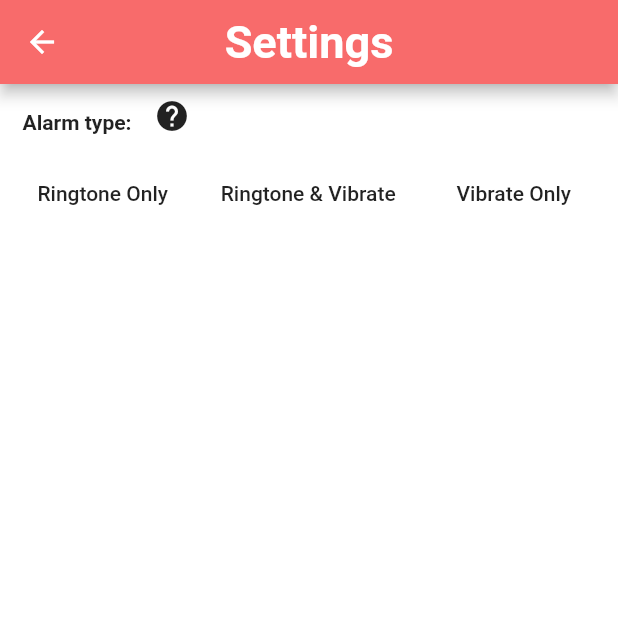
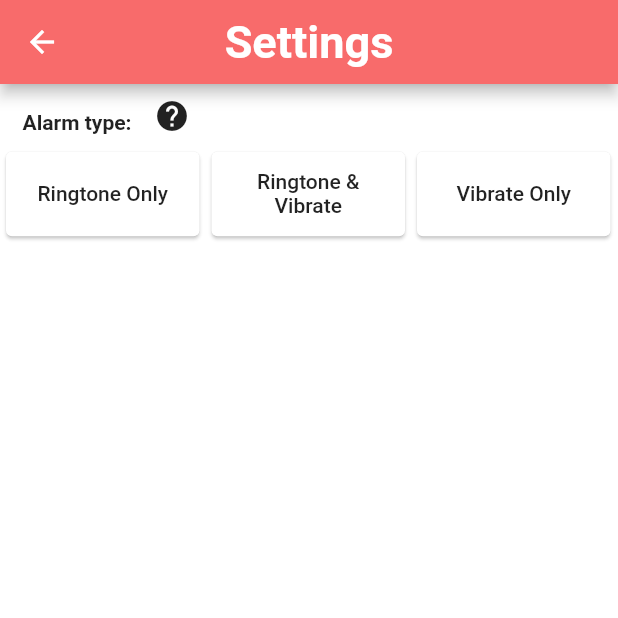
Before and after one commit to Kwang-Kian-Hui/location-alarm_v2, a Flutter app: the AlarmSettingsScreen screen opened by its route, on a phone screen of 412 x 824 dp, the top half of it. Run offline on Flutter 3.47's test engine with Material 2 defaults, Android fonts, the phone set to English and light mode, and no system bars; our stand-ins replace dartz, flutter_riverpod, flutter_screenutil, freezed_annotation, geocoding, geolocator and 5 more; missing offline and left inert: background_location, country_codes, flutter_ringtone_player, flutter_vibrate, geocoder; accounts and stored records are empty.

Commit message:
implement ui changes for settings page

```diff
--- a/lib/presentation/settings_screen.dart
+++ b/lib/presentation/settings_screen.dart
@@ -58,10 +58,15 @@ class _AlarmSettingsScreenState extends ConsumerState<AlarmSettingsScreen> {
                   children: [
                     Flexible(
                       fit: FlexFit.tight,
+                      child: Card(
+                        elevation: 1,
+                        child: Container(
+                          height: 50.h,
                           child: TextButton(
                             child: Text(
                               'Ringtone Only',
                               style: ThemeData().textTheme.bodyText2,
+                              textAlign: TextAlign.center,
                             ),
                             onPressed: () async {
                               final pref = await SharedPreferences.getInstance();
@@ -70,12 +75,19 @@ class _AlarmSettingsScreenState extends ConsumerState<AlarmSettingsScreen> {
                             },
                           ),
                         ),
+                      ),
+                    ),
                     Flexible(
                       fit: FlexFit.tight,
+                      child: Card(
+                        elevation: 1,
+                        child: Container(
+                          height: 50.h,
                           child: TextButton(
                             child: Text(
                               'Ringtone & Vibrate',
                               style: ThemeData().textTheme.bodyText2,
+                              textAlign: TextAlign.center,
                             ),
                             onPressed: () async {
                               final pref = await SharedPreferences.getInstance();
@@ -84,18 +96,27 @@ class _AlarmSettingsScreenState extends ConsumerState<AlarmSettingsScreen> {
                             },
                           ),
                         ),
+                      ),
+                    ),
                     Flexible(
                       fit: FlexFit.tight,
+                      child: Card(
+                        elevation: 1,
+                        child: Container(
+                          height: 50.h,
                           child: TextButton(
                             child: Text(
                               'Vibrate Only',
                               style: ThemeData().textTheme.bodyText2,
+                              textAlign: TextAlign.center,
                             ),
                             onPressed: () async {
                               final pref = await SharedPreferences.getInstance();
                               // might want to shift this elsewhere to test
                               await pref.setInt('alarmType', 3);
                             },
+                          ),
+                        ),
                       ),
                     ),
                   ],
```
Lines whose indentation alone changed are shown as unchanged.
